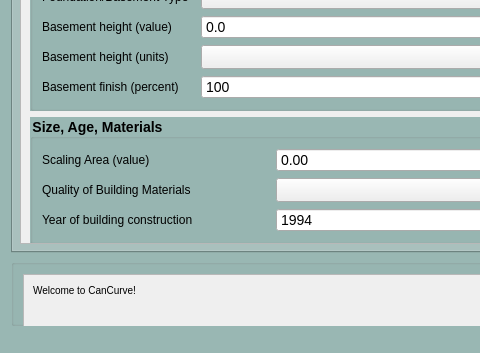
NRCan/CanCurve, file cancurve/bldgs/cc_bldgs_dialog.ui: the form before one commit; both pictures show x 0 to 480 and y 447 to 800 of the 800 by 800 pixel window.
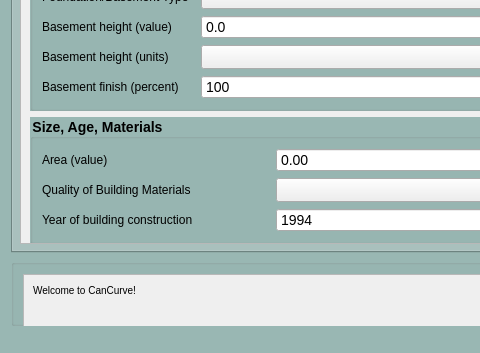
The form after the commit. The open tabs and pages were chosen to show the change. Icons and pictures are not drawn.

Diff of the .ui file:
```diff
--- a/cancurve/bldgs/cc_bldgs_dialog.ui
+++ b/cancurve/bldgs/cc_bldgs_dialog.ui
@@ -499,7 +499,7 @@
                 <item row="0" column="0">
                  <widget class="QLabel" name="sizeOrAreaValueLabel">
                   <property name="text">
-                   <string>Scaling Area (value)</string>
+                   <string>Area (value)</string>
                   </property>
                  </widget>
                 </item>
```
Left out of the diff: 8 changed lines with no effect on the pictures.
